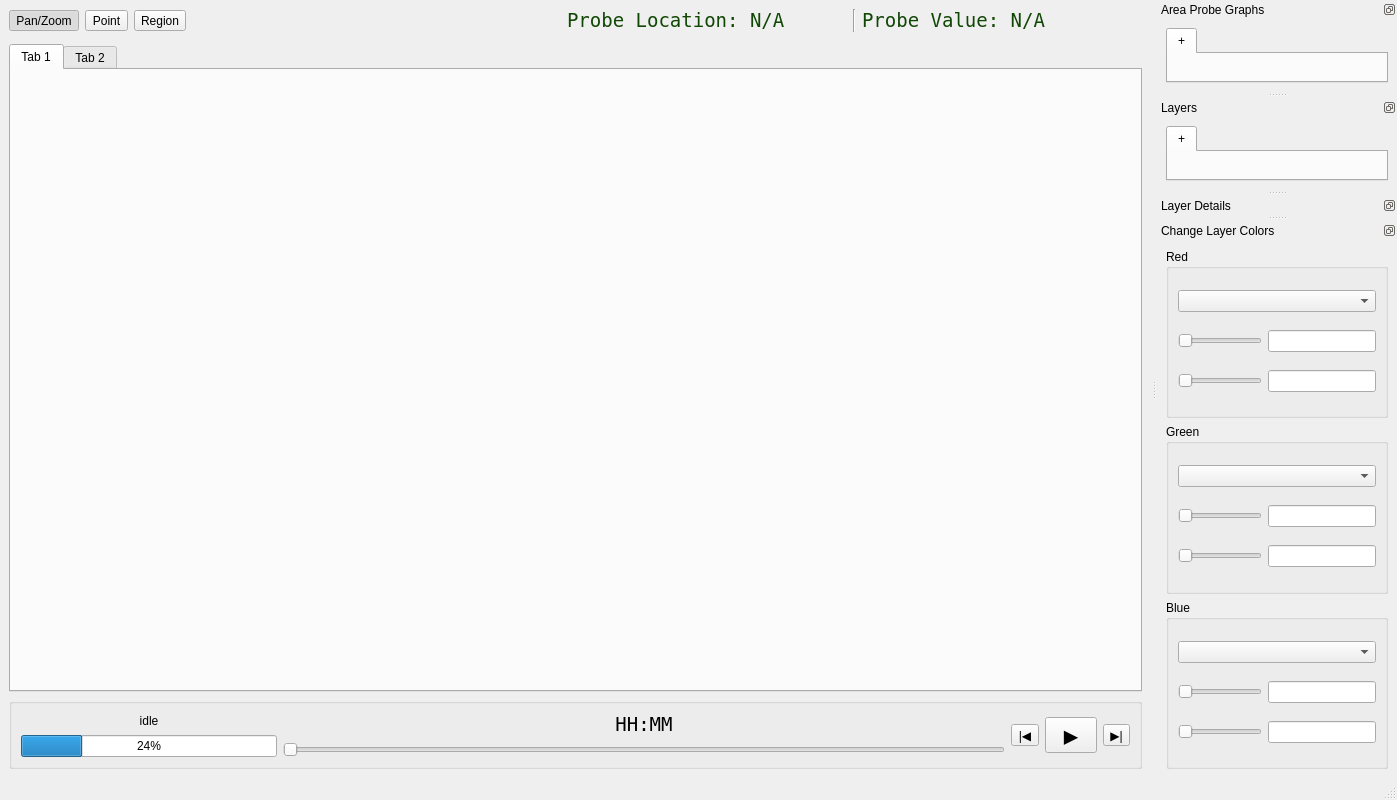
The window that py/cspov/ui/pov_main.ui (ssec/sift) describes before a commit, drawn with Qt 5.
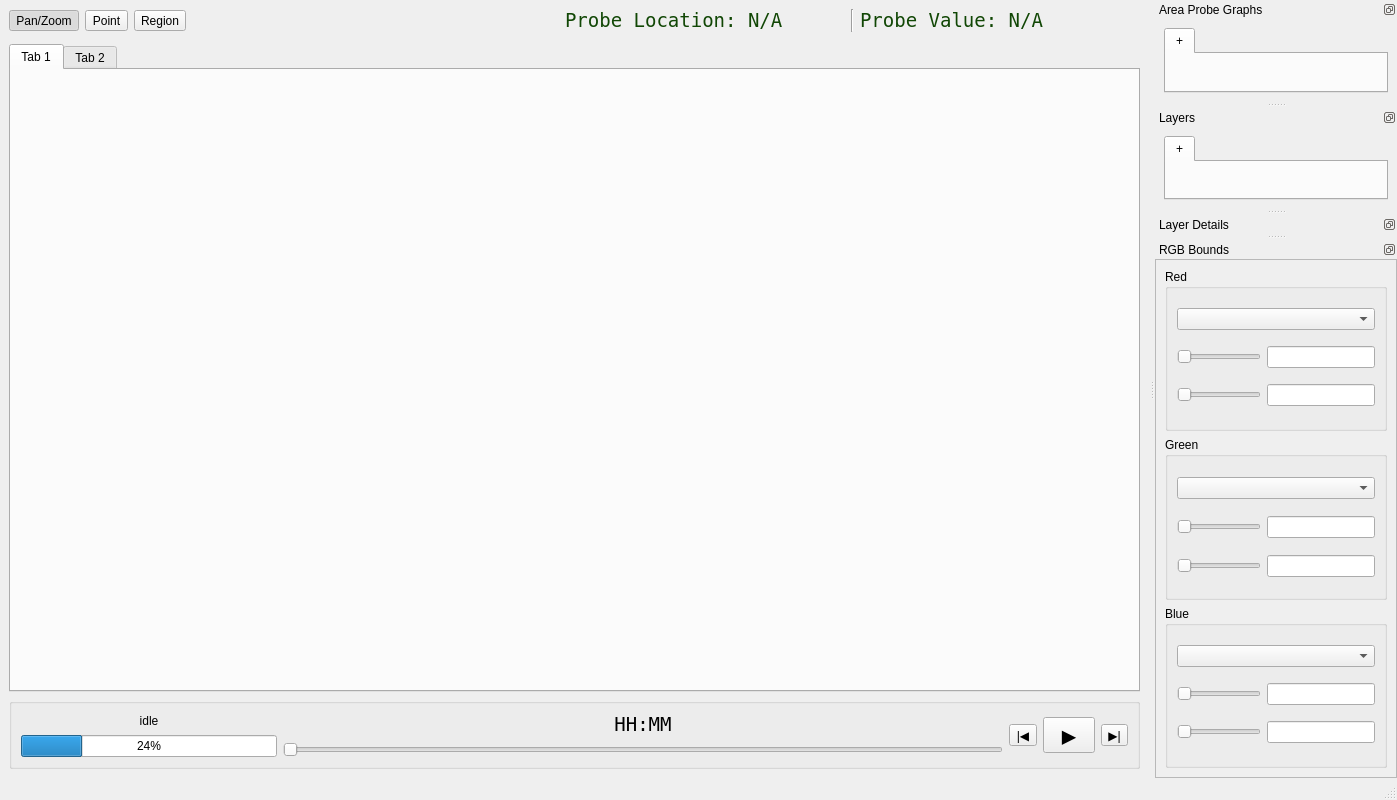
The same window after the commit. Custom widgets are drawn as their Qt base class.

The edit to the form file:
```diff
--- a/py/cspov/ui/pov_main.ui
+++ b/py/cspov/ui/pov_main.ui
@@ -607,13 +607,31 @@
     <set>QDockWidget::DockWidgetFloatable|QDockWidget::DockWidgetMovable</set>
    </property>
    <property name="windowTitle">
-    <string>Change Layer Colors</string>
+    <string>RGB Bounds</string>
    </property>
    <attribute name="dockWidgetArea">
     <number>2</number>
    </attribute>
    <widget class="QWidget" name="dockWidgetContents">
     <layout class="QVBoxLayout" name="verticalLayout_4">
+     <property name="margin">
+      <number>0</number>
+     </property>
+     <item>
+      <widget class="QScrollArea" name="scrollArea">
+       <property name="widgetResizable">
+        <bool>true</bool>
+       </property>
+       <widget class="QWidget" name="scrollAreaWidgetContents_8">
+        <property name="geometry">
+         <rect>
+          <x>0</x>
+          <y>0</y>
+          <width>296</width>
+          <height>478</height>
+         </rect>
+        </property>
+        <layout class="QVBoxLayout" name="verticalLayout_33">
      <item>
       <widget class="QGroupBox" name="groupBox_3">
        <property name="title">
@@ -621,13 +639,7 @@
        </property>
        <layout class="QVBoxLayout" name="verticalLayout_6">
         <item>
-         <widget class="QComboBox" name="comboRed">
-          <property name="sizePolicy">
-           <sizepolicy hsizetype="MinimumExpanding" vsizetype="Fixed">
-            <horstretch>0</horstretch>
-            <verstretch>0</verstretch>
-           </sizepolicy>
-          </property>
+             <widget class="QNoScrollComboBox" name="comboRed">
           <property name="toolTip">
            <string>Red</string>
           </property>
@@ -639,13 +651,7 @@
         <item>
          <layout class="QHBoxLayout" name="horizontalLayout_5">
           <item>
-           <widget class="QSlider" name="slideMinRed">
-            <property name="sizePolicy">
-             <sizepolicy hsizetype="MinimumExpanding" vsizetype="Fixed">
-              <horstretch>0</horstretch>
-              <verstretch>0</verstretch>
-             </sizepolicy>
-            </property>
+               <widget class="QNoScrollSlider" name="slideMinRed">
             <property name="toolTip">
              <string>value at 0% red</string>
             </property>
@@ -658,7 +664,14 @@
            </widget>
           </item>
           <item>
-           <widget class="QLineEdit" name="editMinRed"/>
+               <widget class="QLineEdit" name="editMinRed">
+                <property name="minimumSize">
+                 <size>
+                  <width>80</width>
+                  <height>0</height>
+                 </size>
+                </property>
+               </widget>
           </item>
          </layout>
         </item>
@@ -684,7 +697,20 @@
            </widget>
           </item>
           <item>
-           <widget class="QLineEdit" name="editMaxRed"/>
+               <widget class="QLineEdit" name="editMaxRed">
+                <property name="sizePolicy">
+                 <sizepolicy hsizetype="Fixed" vsizetype="Fixed">
+                  <horstretch>0</horstretch>
+                  <verstretch>0</verstretch>
+                 </sizepolicy>
+                </property>
+                <property name="minimumSize">
+                 <size>
+                  <width>80</width>
+                  <height>0</height>
+                 </size>
+                </property>
+               </widget>
           </item>
          </layout>
         </item>
@@ -735,7 +761,20 @@
            </widget>
           </item>
           <item>
-           <widget class="QLineEdit" name="editMinGreen"/>
+               <widget class="QLineEdit" name="editMinGreen">
+                <property name="sizePolicy">
+                 <sizepolicy hsizetype="Fixed" vsizetype="Fixed">
+                  <horstretch>0</horstretch>
+                  <verstretch>0</verstretch>
+                 </sizepolicy>
+                </property>
+                <property name="minimumSize">
+                 <size>
+                  <width>80</width>
+                  <height>0</height>
+                 </size>
+                </property>
+               </widget>
           </item>
          </layout>
         </item>
@@ -761,7 +800,20 @@
            </widget>
           </item>
           <item>
-           <widget class="QLineEdit" name="editMaxGreen"/>
+               <widget class="QLineEdit" name="editMaxGreen">
+                <property name="sizePolicy">
+                 <sizepolicy hsizetype="Fixed" vsizetype="Fixed">
+                  <horstretch>0</horstretch>
+                  <verstretch>0</verstretch>
+                 </sizepolicy>
+                </property>
+                <property name="minimumSize">
+                 <size>
+                  <width>80</width>
+                  <height>0</height>
+                 </size>
+                </property>
+               </widget>
           </item>
          </layout>
         </item>
@@ -812,7 +864,20 @@
            </widget>
           </item>
           <item>
-           <widget class="QLineEdit" name="editMinBlue"/>
+               <widget class="QLineEdit" name="editMinBlue">
+                <property name="sizePolicy">
+                 <sizepolicy hsizetype="Fixed" vsizetype="Fixed">
+                  <horstretch>0</horstretch>
+                  <verstretch>0</verstretch>
+                 </sizepolicy>
+                </property>
+                <property name="minimumSize">
+                 <size>
+                  <width>80</width>
+                  <height>0</height>
+                 </size>
+                </property>
+               </widget>
           </item>
          </layout>
         </item>
@@ -838,7 +903,20 @@
            </widget>
           </item>
           <item>
-           <widget class="QLineEdit" name="editMaxBlue"/>
+               <widget class="QLineEdit" name="editMaxBlue">
+                <property name="sizePolicy">
+                 <sizepolicy hsizetype="Fixed" vsizetype="Fixed">
+                  <horstretch>0</horstretch>
+                  <verstretch>0</verstretch>
+                 </sizepolicy>
+                </property>
+                <property name="minimumSize">
+                 <size>
+                  <width>80</width>
+                  <height>0</height>
+                 </size>
+                </property>
+               </widget>
           </item>
          </layout>
         </item>
@@ -848,7 +926,23 @@
     </layout>
    </widget>
   </widget>
- </widget>
+     </item>
+    </layout>
+   </widget>
+  </widget>
+ </widget>
+ <customwidgets>
+  <customwidget>
+   <class>QNoScrollComboBox</class>
+   <extends>QComboBox</extends>
+   <header>cspov.ui.custom_widgets</header>
+  </customwidget>
+  <customwidget>
+   <class>QNoScrollSlider</class>
+   <extends>QSlider</extends>
+   <header>cspov.ui.custom_widgets</header>
+  </customwidget>
+ </customwidgets>
  <resources/>
  <connections/>
  <buttongroups>
```
Left out of the diff: 34 changed lines with no effect on the pictures. Lines whose indentation alone changed are shown as unchanged.
